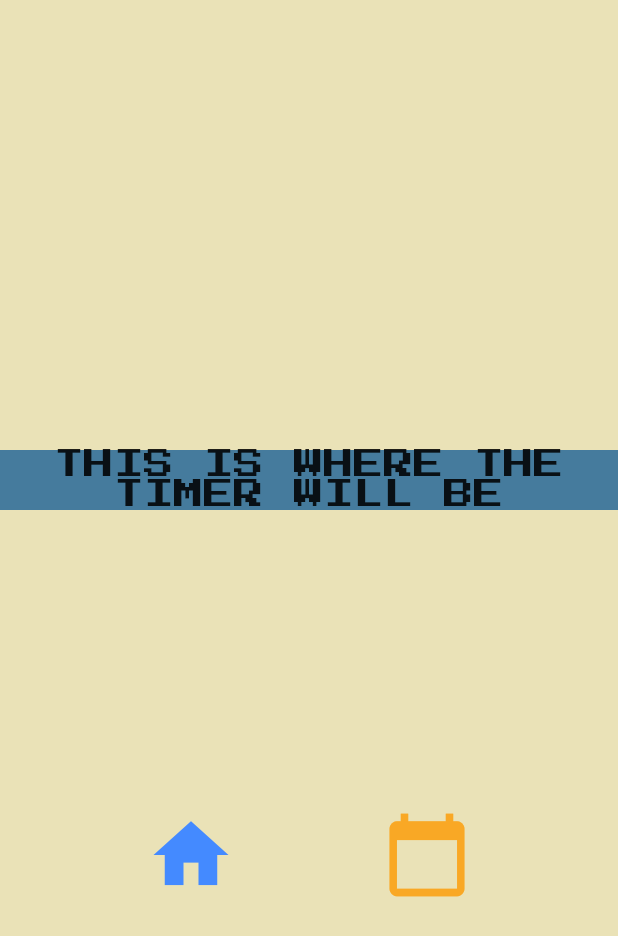
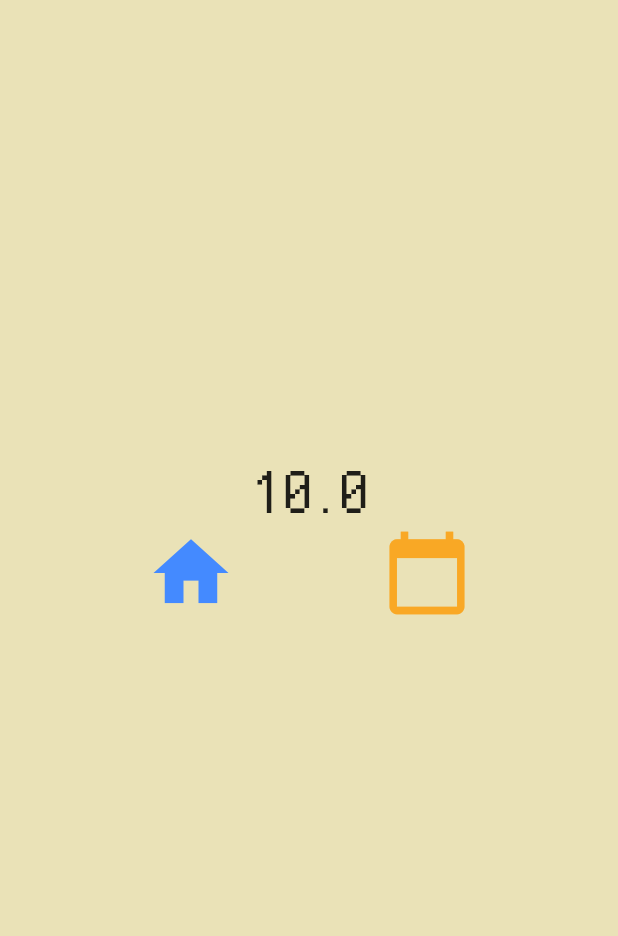
Before and after one commit to lalalawson/atech-orbital, a Flutter app: the Pomodoro screen opened by its route, on a phone screen of 412 x 824 dp. Shown: the top 936 px of the screen. Run offline on Flutter 3.47's test engine with Material 2 defaults, Android fonts, the phone set to English and light mode, and no system bars; drawn by our look-alikes of timer_count_down.

Commit message:
tried to add timer dependency but timer only counts in seconds

```diff
--- a/lib/timerpage/PomodoroTimer.dart
+++ b/lib/timerpage/PomodoroTimer.dart
@@ -1,6 +1,7 @@
 import 'package:flutter/material.dart';
 import 'package:purrductive/const/routeNames.dart';
 import 'package:purrductive/const/colors.dart';
+import 'package:timer_count_down/timer_count_down.dart';
 
 class Pomodoro extends StatefulWidget {
   @override
@@ -17,17 +18,19 @@ class _PomodoroState extends State<Pomodoro> {
           children: <Widget>[
             SizedBox(height: 300),
             Container(
-              color: mediumBlue,
-              child: Text(
-                "THIS IS WHERE THE TIMER WILL BE",
-                style: TextStyle(
-                  fontSize: 20,
-                  fontFamily: 'PressStart2P',
+              color: offWhite,
+              child: Countdown(
+                seconds: 10,
+                build: (_, double time) => Text(
+                  time.toString(),
+                  style: TextStyle(fontSize: 50.0, fontFamily: 'PixelOperator'),
                 ),
-                textAlign: TextAlign.center,
+                //interval: Duration(milliseconds: 100),
+                onFinished: () {
+                  print('Timer is done!');
+                },
               ),
             ),
-            SizedBox(height: 200),
             Row(
               mainAxisAlignment: MainAxisAlignment.spaceEvenly,
               children: <Widget>[
--- a/pubspec.yaml
+++ b/pubspec.yaml
@@ -21,6 +21,7 @@ environment:
   sdk: ">=2.7.0 <3.0.0"
 
 dependencies:
+  timer_count_down: ^1.0.2
   flutter:
     sdk: flutter
 
```
Also changed, not shown: pubspec.lock.
